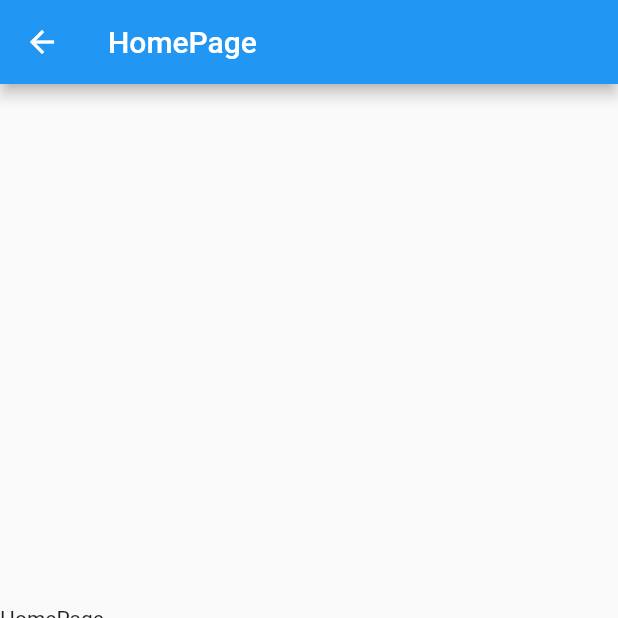
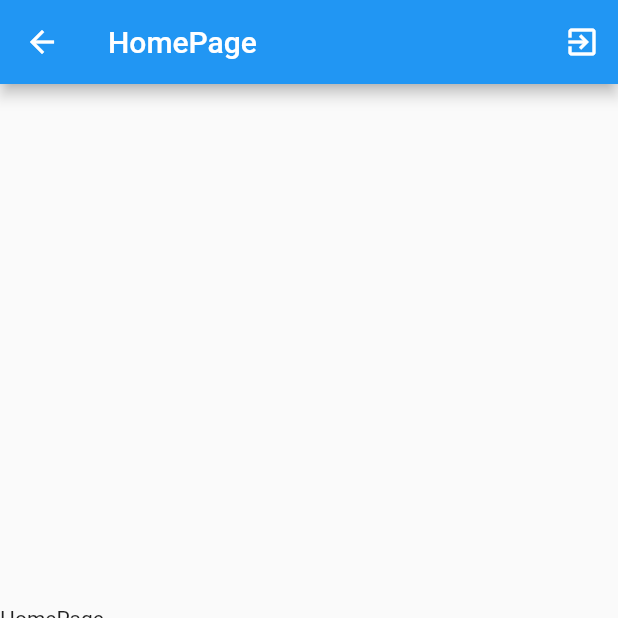
Before and after one commit to UfukIncik/ledbim_project, a Flutter app: the screen it shows after launch, after a tap on "Login", on a phone screen of 412 x 824 dp, the top half of it. Run offline on Flutter 3.47's test engine with Material 2 defaults, Android fonts, the phone set to English and light mode, and no system bars; our stand-ins replace get, google_nav_bar.

Commit message:
Adding exit button to appbar

```diff
--- a/lib/Pages/homepage.dart
+++ b/lib/Pages/homepage.dart
@@ -1,6 +1,9 @@
+// ignore_for_file: prefer_const_literals_to_create_immutables, prefer_const_constructors
+
 import 'package:flutter/material.dart';
 import 'package:get/get.dart';
 import 'package:google_nav_bar/google_nav_bar.dart';
+import 'package:ledbim_project/Pages/login_screen.dart';
 
 class HomePage extends StatefulWidget {
   const HomePage({Key? key}) : super(key: key);
@@ -15,6 +18,17 @@ class _HomePageState extends State<HomePage> {
     return Scaffold(
       appBar: AppBar(
         title: const Text("HomePage"),
+        actions: [
+          IconButton(
+            icon: Icon(
+              Icons.exit_to_app,
+              color: Colors.white,
+            ),
+            onPressed: (){
+              Navigator.push(
+                      context, MaterialPageRoute(builder: (_) => LoginDemo()));
+            })
+        ],
       ),
 
       body: Column(
```
Also changed, not shown: lib/Pages/todo_page.dart (+15 -1 lines).
